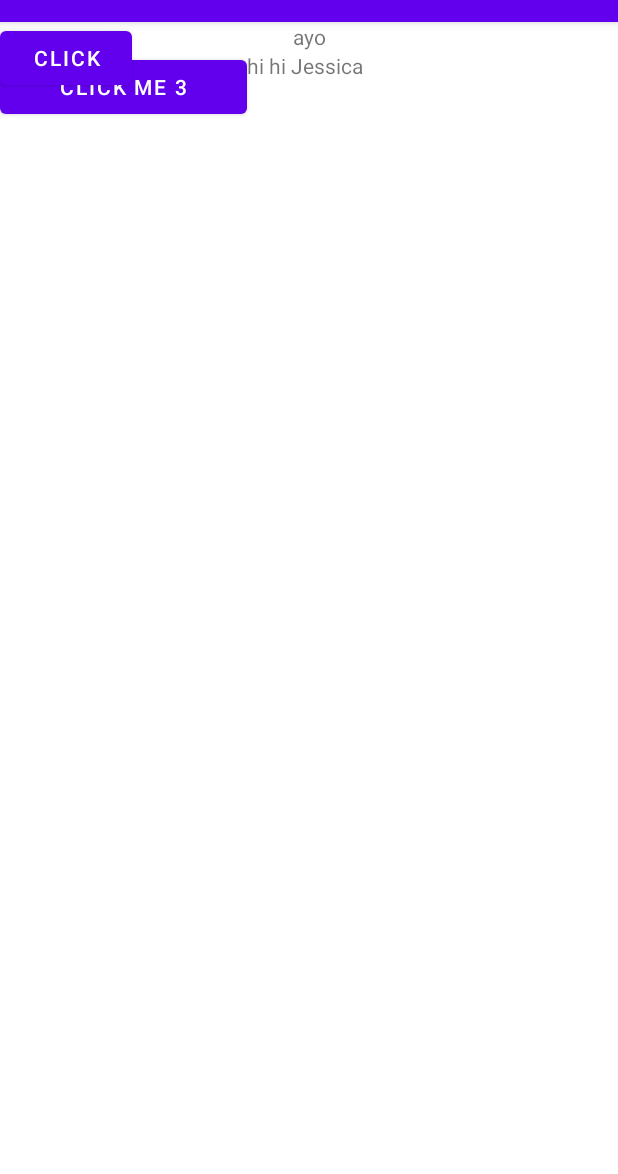
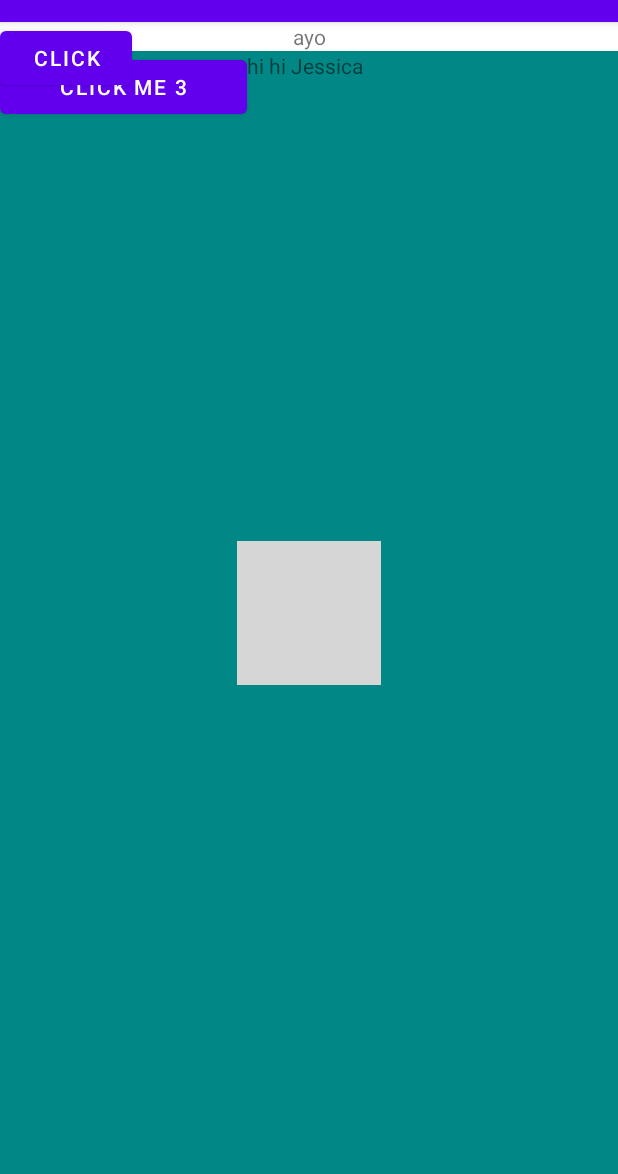
Before and after one commit to mmz7/Lab07, an Android app: the screen it shows after launch (MainActivity), after a tap on "ayo", on a phone screen of 412 x 824 dp, the part 62-1236 px from its top. Run offline under Robolectric (Android 15) with nearby library versions, the phone set to English and light mode, and no system bars; grey boxes are pictures that could not be loaded.

Commit message:
finished transitions + remove and add new fragment

```diff
--- a/app/src/main/java/com/zhangmegan/lab07/FragmentB.java
+++ b/app/src/main/java/com/zhangmegan/lab07/FragmentB.java
@@ -1,34 +1,29 @@
 package com.zhangmegan.lab07;
 
 import android.os.Bundle;
+import android.transition.TransitionInflater;
 import android.view.LayoutInflater;
 import android.view.View;
 import android.view.ViewGroup;
 import android.widget.Button;
+import android.widget.ImageView;
 import android.widget.TextView;
 
 import androidx.annotation.NonNull;
 import androidx.annotation.Nullable;
 import androidx.fragment.app.Fragment;
 import androidx.transition.Transition;
-import androidx.transition.TransitionInflater;
 
 public class FragmentB extends Fragment {
     View view;
-    public static FragmentB newInstance(int x, String s) {
+    public static FragmentB newInstance(int x, String s, int image) {
         FragmentB fragmentB = new FragmentB();
         Bundle args = new Bundle();
         args.putInt("MyAge", x);
         args.putString("MyName", s);
+        args.putInt("MyFlower", image);
         fragmentB.setArguments(args);
         return fragmentB;
-    }
-
-    @Override
-    public void onCreate(@Nullable Bundle savedInstanceState) {
-        super.onCreate(savedInstanceState);
-        TransitionInflater inflater = android.transition.TransitionInflater.from(requireContext());
-        setExitTransition(inflater.inflateTransition(R.transition.slide_in));
     }
 
     @Nullable
@@ -49,5 +44,9 @@ public class FragmentB extends Fragment {
         Button button = view.findViewById(R.id.b_button);
         String b = getString(R.string.click_greet, age);
         button.setText(b);
+        int image = getArguments().getInt("MyFlower", 0);
+        ImageView iv = view.findViewById(R.id.imgView);
+        iv.setBackgroundResource(image);
+        tv.bringToFront();
     }
 }
--- a/app/src/main/java/com/zhangmegan/lab07/MainActivity.java
+++ b/app/src/main/java/com/zhangmegan/lab07/MainActivity.java
@@ -18,20 +18,13 @@ public class MainActivity extends AppCompatActivity {
     protected void onCreate(Bundle savedInstanceState) {
         super.onCreate(savedInstanceState);
         setContentView(R.layout.activity_main);
-        button = findViewById(R.id.button);
-        button.setOnClickListener(new View.OnClickListener() {
-            @Override
-            public void onClick(View view) {
-                count++;
-            }
-        });
 
         ft = getSupportFragmentManager().beginTransaction();
 //        ft.add(R.id.frame, FragmentB.newInstance(99, "RulerOfTheWorld"), "FragmentB");
         //ft.commit();
 
-        a = FragmentB.newInstance(1, "Stayc");
-        b = FragmentB.newInstance(3, "Jessica");
+        a = FragmentB.newInstance(1, "Stayc", R.drawable.daisies);
+        b = FragmentB.newInstance(3, "Jessica", R.drawable.hydrangea);
         ft.add(R.id.frame, b, "b");
         ft.add(R.id.frame, a, "a");
         ft.commit();
@@ -44,27 +37,26 @@ public class MainActivity extends AppCompatActivity {
         FragmentB frag3 = (FragmentB)getSupportFragmentManager().findFragmentByTag("b");
         //((TextView)(fragB.view.findViewById(R.id.b_textview))).setText(R.string.greeting2);
         FragmentTransaction ft2 = getSupportFragmentManager().beginTransaction();
-        if(frag2.isHidden())
-            ft2.setCustomAnimations(R.anim.slide_in, R.anim.slide_in).show(frag2);
-        else if(frag2.isAdded())
+        ft2.setCustomAnimations(R.anim.slide_in, R.anim.slide_out);
+        if(frag2 != null && frag2.isHidden())
+            ft2.show(frag2);
+        else if(frag2 != null && frag2.isAdded())
             ft2.hide(frag2);
-//        if(frag2.isVisible() && frag3.isAdded()) {
-//            ft2.remove(frag3);
-//            count++;
-//        }
-//        if(count == 1) {
-//            ft2.replace(R.id.frame, FragmentB.newInstance(931, "Goblin"));
-//            count--;
-//        }
         ft2.commit();
     }
 
     public void click(View view) {
         FragmentB frag2 = (FragmentB)getSupportFragmentManager().findFragmentByTag("a");
         FragmentB frag3 = (FragmentB)getSupportFragmentManager().findFragmentByTag("b");
-        FragmentTransaction ftrans = getSupportFragmentManager().beginTransaction();
-        if(frag2.isAdded())
-            ftrans.remove(frag2);
-        ftrans.commit();
+        FragmentB frag4 = FragmentB.newInstance(101, "???", R.drawable.bluejay);
+        FragmentTransaction ft2 = getSupportFragmentManager().beginTransaction();
+        ft2.setCustomAnimations(R.anim.fade_in, R.anim.fade_out);
+        if(frag2 != null && frag2.isAdded())
+            ft2.remove(frag2);
+        if(frag3 != null && frag3.isAdded())
+            ft2.remove(frag3);
+        else if(frag2 == null)
+            ft2.add(R.id.frame, frag4, "c");
+        ft2.commit();
     }
 }
--- /dev/null
+++ b/app/src/main/res/anim/fade_in.xml
@@ -0,0 +1,8 @@
+<?xml version="1.0" encoding="utf-8"?>
+<set xmlns:android="http://schemas.android.com/apk/res/android">
+    <alpha
+        android:duration="@android:integer/config_shortAnimTime"
+        android:interpolator="@android:anim/decelerate_interpolator"
+        android:fromAlpha="0"
+        android:toAlpha="1" />
+</set>
--- /dev/null
+++ b/app/src/main/res/anim/fade_out.xml
@@ -0,0 +1,8 @@
+<?xml version="1.0" encoding="utf-8"?>
+<set xmlns:android="http://schemas.android.com/apk/res/android">
+    <alpha
+        android:duration="@android:integer/config_shortAnimTime"
+        android:interpolator="@android:anim/decelerate_interpolator"
+        android:fromAlpha="1"
+        android:toAlpha="0" />
+</set>
--- /dev/null
+++ b/app/src/main/res/anim/slide_out.xml
@@ -0,0 +1,8 @@
+<?xml version="1.0" encoding="utf-8"?>
+<set xmlns:android="http://schemas.android.com/apk/res/android">
+    <translate
+        android:duration="@android:integer/config_shortAnimTime"
+        android:interpolator="@android:anim/decelerate_interpolator"
+        android:fromXDelta="0%"
+        android:toXDelta="100%" />
+</set>
--- a/app/src/main/res/layout/activity_main.xml
+++ b/app/src/main/res/layout/activity_main.xml
@@ -17,13 +17,13 @@
         android:onClick="update"
         />
     <Button
-        android:onClick="click"
         android:layout_width="wrap_content"
         android:layout_height="wrap_content"
         android:id="@+id/button"
         app:layout_constraintLeft_toLeftOf="parent"
         app:layout_constraintTop_toTopOf="parent"
         android:text="click"
+        android:onClick="click"
         />
     <FrameLayout
         android:id="@+id/frame"
--- a/app/src/main/res/layout/fragment_b.xml
+++ b/app/src/main/res/layout/fragment_b.xml
@@ -3,7 +3,8 @@
     xmlns:app="http://schemas.android.com/apk/res-auto"
     xmlns:tools="http://schemas.android.com/tools"
     android:layout_width="match_parent"
-    android:layout_height="match_parent">
+    android:layout_height="match_parent"
+    android:background="@color/teal_700">
     <Button
         android:layout_width="0dp"
         android:layout_height="wrap_content"
@@ -19,5 +20,14 @@
         app:layout_constraintTop_toTopOf="@id/b_button"
         app:layout_constraintWidth_percent=".6"
         />
+    <ImageView
+        android:id="@+id/imgView"
+        android:layout_width="wrap_content"
+        android:layout_height="wrap_content"
+        app:layout_constraintTop_toTopOf="parent"
+        app:layout_constraintBottom_toBottomOf="parent"
+        app:layout_constraintRight_toRightOf="parent"
+        app:layout_constraintLeft_toLeftOf="parent"
+        />
 
 </androidx.constraintlayout.widget.ConstraintLayout>
```
